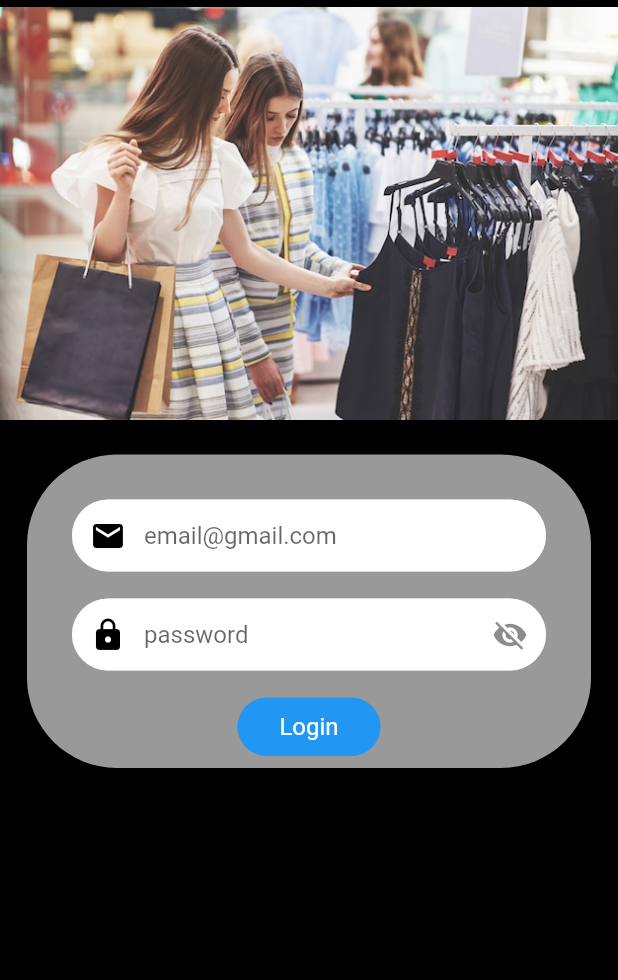
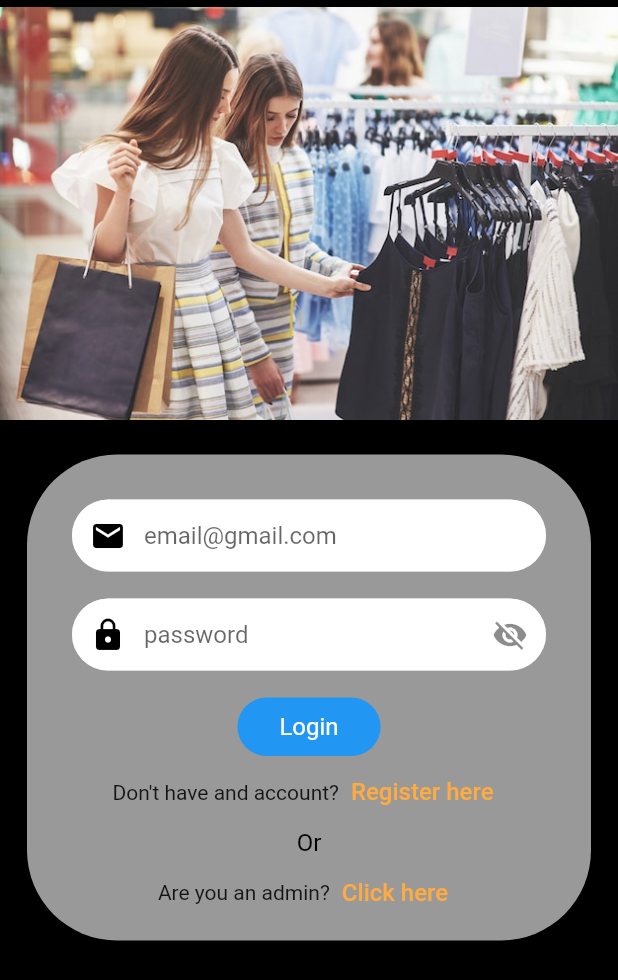
Before and after one commit to Mehedi44h/Cloth-App-with-getx-flutter, a Flutter app: the screen it shows after launch, on a phone screen of 412 x 824 dp. Shown: the top 980 px of the screen. Run offline on Flutter 3.47's test engine with Material 2 defaults, Android fonts, the phone set to English and light mode, and no system bars; our stand-ins replace get.

Commit message:
register

```diff
--- a/lib/users/authentication/login_screen.dart
+++ b/lib/users/authentication/login_screen.dart
@@ -51,6 +51,7 @@ class _LoginScreenState extends State<LoginScreen> {
                             padding: const EdgeInsets.fromLTRB(30, 30, 30, 8),
                             child: Column(
                               children: [
+                                // email-pass login button
                                 Form(
                                   key: formKey,
                                   child: Column(
@@ -195,6 +196,47 @@ class _LoginScreenState extends State<LoginScreen> {
                                     ],
                                   ),
                                 ),
+                                // don't have button
+                                Row(
+                                  mainAxisAlignment: MainAxisAlignment.center,
+                                  children: [
+                                    Text("Don't have and account?"),
+                                    TextButton(
+                                      onPressed: () {},
+                                      child: Text(
+                                        "Register here",
+                                        style: TextStyle(
+                                          color: Colors.orangeAccent,
+                                          fontSize: 16,
+                                        ),
+                                      ),
+                                    ),
+                                  ],
+                                ),
+                                Text(
+                                  "Or",
+                                  style: TextStyle(
+                                    color: Colors.black,
+                                    fontSize: 16,
+                                  ),
+                                ),
+                                // admin
+                                Row(
+                                  mainAxisAlignment: MainAxisAlignment.center,
+                                  children: [
+                                    Text("Are you an admin?"),
+                                    TextButton(
+                                      onPressed: () {},
+                                      child: Text(
+                                        "Click here",
+                                        style: TextStyle(
+                                          color: Colors.orangeAccent,
+                                          fontSize: 16,
+                                        ),
+                                      ),
+                                    ),
+                                  ],
+                                ),
                               ],
                             ),
                           ),
```
